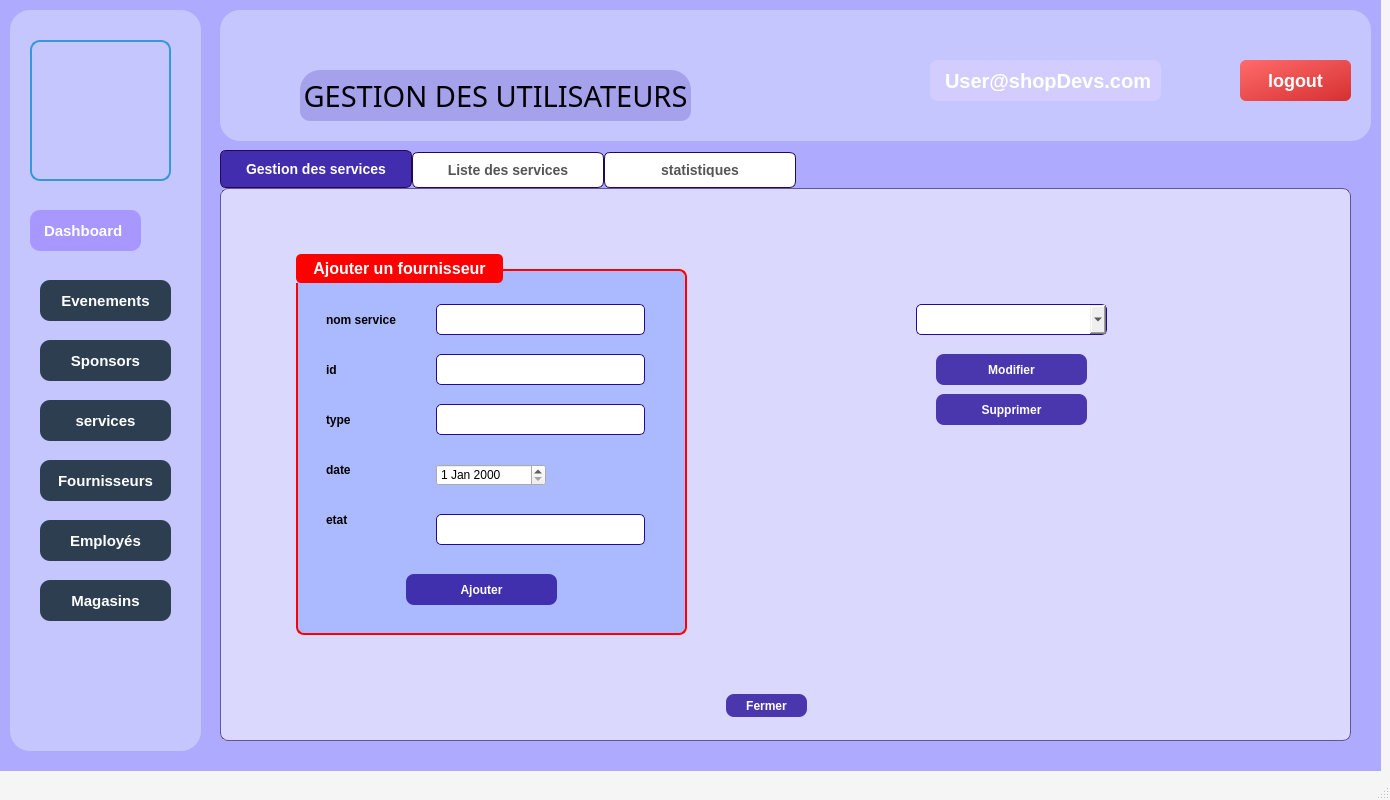
Above: mainwindow.ui from MontaCHOUIG/MallFlow before the change. Below: the same form after it.
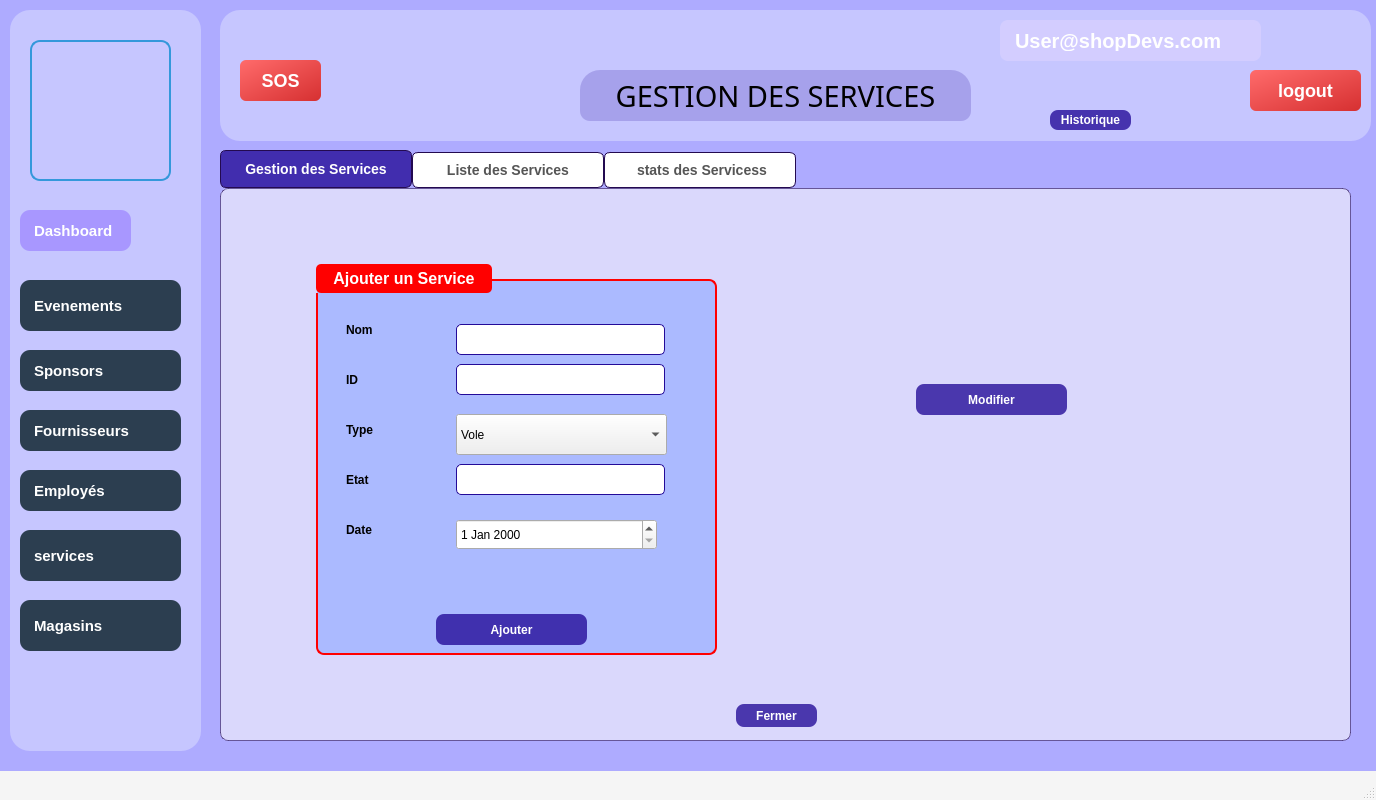
That is the form after the change. Icons and pictures are not drawn.

```diff
--- a/mainwindow.ui
+++ b/mainwindow.ui
@@ -6,7 +6,7 @@
    <rect>
     <x>0</x>
     <y>0</y>
-    <width>1390</width>
+    <width>1376</width>
     <height>800</height>
    </rect>
   </property>
@@ -93,15 +93,15 @@
       <string notr="true"/>
      </property>
      <attribute name="title">
-      <string>Gestion des services</string>
+      <string>Gestion des Services</string>
      </attribute>
      <widget class="QGroupBox" name="Sp_GroupBox_2">
       <property name="geometry">
        <rect>
-        <x>70</x>
-        <y>60</y>
-        <width>391</width>
-        <height>381</height>
+        <x>90</x>
+        <y>70</y>
+        <width>401</width>
+        <height>391</height>
        </rect>
       </property>
       <property name="styleSheet">
@@ -127,7 +127,7 @@
 </string>
       </property>
       <property name="title">
-       <string>Ajouter un fournisseur</string>
+       <string>Ajouter un Service</string>
       </property>
       <widget class="QLabel" name="Sp_Label_Nom_2">
        <property name="geometry">
@@ -145,7 +145,7 @@
         </font>
        </property>
        <property name="text">
-        <string>id</string>
+        <string>ID</string>
        </property>
       </widget>
       <widget class="QLabel" name="Sp_Label_DA_2">
@@ -164,14 +164,14 @@
         </font>
        </property>
        <property name="text">
-        <string>etat</string>
+        <string>Date</string>
        </property>
       </widget>
       <widget class="QLineEdit" name="Sp_Line_Nom_2">
        <property name="geometry">
         <rect>
          <x>140</x>
-         <y>100</y>
+         <y>60</y>
          <width>209</width>
          <height>31</height>
         </rect>
@@ -186,28 +186,6 @@
 }</string>
        </property>
       </widget>
-      <widget class="QLineEdit" name="Sp_Line_ID_2">
-       <property name="geometry">
-        <rect>
-         <x>140</x>
-         <y>50</y>
-         <width>209</width>
-         <height>31</height>
-        </rect>
-       </property>
-       <property name="styleSheet">
-        <string notr="true">QLineEdit {
-		border: 1px solid #230a98;
-		border-radius: 5px;
-}
-QLineEdit:hover {
-		border: 1px solid #7359f0;
-}</string>
-       </property>
-       <property name="echoMode">
-        <enum>QLineEdit::EchoMode::Normal</enum>
-       </property>
-      </widget>
       <widget class="QLabel" name="Sp_Label_ID_2">
        <property name="geometry">
         <rect>
@@ -224,26 +202,7 @@
         </font>
        </property>
        <property name="text">
-        <string>nom service</string>
-       </property>
-      </widget>
-      <widget class="QLineEdit" name="Sp_Line_CIN_2">
-       <property name="geometry">
-        <rect>
-         <x>140</x>
-         <y>150</y>
-         <width>209</width>
-         <height>31</height>
-        </rect>
-       </property>
-       <property name="styleSheet">
-        <string notr="true">QLineEdit {
-		border: 1px solid #230a98;
-		border-radius: 5px;
-}
-QLineEdit:hover {
-		border: 1px solid #7359f0;
-}</string>
+        <string>Nom </string>
        </property>
       </widget>
       <widget class="QLabel" name="Sp_Label_CIN_2">
@@ -262,7 +221,7 @@
         </font>
        </property>
        <property name="text">
-        <string>type</string>
+        <string>Type</string>
        </property>
       </widget>
       <widget class="QLabel" name="Sp_Label_Email_2">
@@ -270,7 +229,7 @@
         <rect>
          <x>30</x>
          <y>200</y>
-         <width>121</width>
+         <width>99</width>
          <height>31</height>
         </rect>
        </property>
@@ -281,14 +240,14 @@
         </font>
        </property>
        <property name="text">
-        <string>date</string>
+        <string>Etat</string>
        </property>
       </widget>
       <widget class="QLineEdit" name="Sp_Line_Email_2">
        <property name="geometry">
         <rect>
          <x>140</x>
-         <y>260</y>
+         <y>200</y>
          <width>209</width>
          <height>31</height>
         </rect>
@@ -306,8 +265,8 @@
       <widget class="QPushButton" name="Sp_Button_Ajouter">
        <property name="geometry">
         <rect>
-         <x>110</x>
-         <y>320</y>
+         <x>120</x>
+         <y>350</y>
          <width>151</width>
          <height>31</height>
         </rect>
@@ -331,102 +290,74 @@
         <string>Ajouter</string>
        </property>
       </widget>
+      <widget class="QComboBox" name="comboBox">
+       <property name="geometry">
+        <rect>
+         <x>140</x>
+         <y>150</y>
+         <width>211</width>
+         <height>41</height>
+        </rect>
+       </property>
+       <item>
+        <property name="text">
+         <string>Vole</string>
+        </property>
+       </item>
+       <item>
+        <property name="text">
+         <string>Nettouyage</string>
+        </property>
+       </item>
+       <item>
+        <property name="text">
+         <string>Maintenance</string>
+        </property>
+       </item>
+       <item>
+        <property name="text">
+         <string>Perte</string>
+        </property>
+       </item>
+      </widget>
       <widget class="QDateEdit" name="dateEdit">
        <property name="geometry">
         <rect>
          <x>140</x>
-         <y>210</y>
-         <width>110</width>
-         <height>22</height>
+         <y>255</y>
+         <width>201</width>
+         <height>31</height>
         </rect>
        </property>
       </widget>
-     </widget>
-     <widget class="QPushButton" name="Sp_Button_Modifier">
-      <property name="geometry">
-       <rect>
-        <x>710</x>
-        <y>160</y>
-        <width>151</width>
-        <height>31</height>
-       </rect>
-      </property>
-      <property name="font">
-       <font>
-        <bold>true</bold>
-       </font>
-      </property>
-      <property name="styleSheet">
-       <string notr="true">QPushButton {
-background-color: rgba(35,10,152, 200);
-border-radius: 8px;
-color: white;
+      <widget class="QLineEdit" name="Sp_Line_ID_2">
+       <property name="geometry">
+        <rect>
+         <x>140</x>
+         <y>100</y>
+         <width>209</width>
+         <height>31</height>
+        </rect>
+       </property>
+       <property name="styleSheet">
+        <string notr="true">QLineEdit {
+		border: 1px solid #230a98;
+		border-radius: 5px;
 }
 QPushButton:hover {
 background-color: qlineargradient(spread:pad, x1:0, y1:0, x2:0, y2:1, stop:0 rgba(117, 201, 187, 200), stop:1 rgba(35,10,152, 200));
 }</string>
-      </property>
-      <property name="text">
-       <string>Modifier</string>
-      </property>
-     </widget>
-     <widget class="QPushButton" name="Sp_Button_Supprimer">
-      <property name="geometry">
-       <rect>
-        <x>710</x>
-        <y>200</y>
-        <width>151</width>
-        <height>31</height>
-       </rect>
-      </property>
-      <property name="font">
-       <font>
-        <bold>true</bold>
-       </font>
-      </property>
-      <property name="styleSheet">
-       <string notr="true">QPushButton {
-background-color: rgba(35,10,152, 200);
-border-radius: 8px;
-color: white;
-}
-QPushButton:hover {
-background-color: qlineargradient(spread:pad, x1:0, y1:0, x2:0, y2:1, stop:0 rgba(117, 201, 187, 200), stop:1 rgba(35,10,152, 200));
-}</string>
-      </property>
-      <property name="text">
-       <string>Supprimer</string>
-      </property>
-     </widget>
-     <widget class="QComboBox" name="Sp_Combo_IDs">
-      <property name="geometry">
-       <rect>
-        <x>690</x>
-        <y>110</y>
-        <width>191</width>
-        <height>31</height>
-       </rect>
-      </property>
-      <property name="styleSheet">
-       <string notr="true">QComboBox
-{
-    subcontrol-origin: padding;
-    subcontrol-position: top right;
-    selection-background-color: #111;
-    selection-color: yellow;
-    color: black;
-    border-style: solid;
-    border: 1px solid #230a98;
-    border-radius: 5;
-    padding: 1px 0px 1px 20px;
-}</string>
-      </property>
+       </property>
+       <property name="echoMode">
+        <enum>QLineEdit::EchoMode::Normal</enum>
+       </property>
+      </widget>
      </widget>
      <widget class="QPushButton" name="Sp_Button_Fermer_2">
       <property name="geometry">
        <rect>
-        <x>500</x>
-        <y>500</y>
+        <x>510</x>
+        <y>510</y>
         <width>81</width>
         <height>23</height>
        </rect>
@@ -466,6 +397,34 @@
        <string/>
       </property>
      </widget>
+     <widget class="QPushButton" name="Sp_Button_Modifier_3">
+      <property name="geometry">
+       <rect>
+        <x>690</x>
+        <y>190</y>
+        <width>151</width>
+        <height>31</height>
+       </rect>
+      </property>
+      <property name="font">
+       <font>
+        <bold>true</bold>
+       </font>
+      </property>
+      <property name="styleSheet">
+       <string notr="true">QPushButton {
+background-color: rgba(35,10,152, 200);
+border-radius: 8px;
+color: white;
+}
+QPushButton:hover {
+background-color: qlineargradient(spread:pad, x1:0, y1:0, x2:0, y2:1, stop:0 rgba(117, 201, 187, 200), stop:1 rgba(35,10,152, 200));
+}</string>
+      </property>
+      <property name="text">
+       <string>Modifier</string>
+      </property>
+     </widget>
      <zorder>label</zorder>
      <zorder>Sp_GroupBox_2</zorder>
      <zorder>Sp_Button_Modifier</zorder>
@@ -475,7 +434,7 @@
     </widget>
     <widget class="QWidget" name="tab_2">
      <attribute name="title">
-      <string>Liste des services</string>
+      <string>Liste des Services</string>
      </attribute>
      <widget class="QPushButton" name="Sp_Button_Tri_Nom">
       <property name="geometry">
@@ -723,7 +682,7 @@
     </widget>
     <widget class="QWidget" name="tab_3">
      <attribute name="title">
-      <string>statistiques</string>
+      <string> stats des Servicess</string>
      </attribute>
      <widget class="QPushButton" name="pushButton_7">
       <property name="geometry">
@@ -887,7 +846,7 @@
     <widget class="QLabel" name="label_9">
      <property name="geometry">
       <rect>
-       <x>20</x>
+       <x>10</x>
        <y>200</y>
        <width>111</width>
        <height>41</height>
@@ -911,17 +870,17 @@
       <string>Dashboard</string>
      </property>
     </widget>
-    <widget class="QPushButton" name="pushButton_2">
+    <widget class="QLabel" name="label_10">
      <property name="geometry">
       <rect>
-       <x>30</x>
-       <y>270</y>
-       <width>131</width>
+       <x>10</x>
+       <y>460</y>
+       <width>161</width>
        <height>41</height>
       </rect>
      </property>
      <property name="styleSheet">
-      <string notr="true">QPushButton {
+      <string notr="true">QLabel {
     color: white;
     background-color: #2c3e50; /* Dark blue */
     font-size: 15px;
@@ -931,26 +890,24 @@
     text-align: center;
     text-shadow: 2px 2px 5px rgba(0, 0, 0, 0.5); /* Adds a shadow effect */
 }
-QPushButton:hover {
-background-color: qlineargradient(spread:pad, x1:0, y1:0, x2:0, y2:1, stop:0 rgba(117, 201, 187, 200), stop:1 rgba(35,10,152, 200));
-}
+
 </string>
      </property>
      <property name="text">
-      <string>Evenements</string>
+      <string>Employés</string>
      </property>
     </widget>
-    <widget class="QPushButton" name="pushButton_8">
+    <widget class="QLabel" name="label_11">
      <property name="geometry">
       <rect>
-       <x>30</x>
-       <y>330</y>
-       <width>131</width>
+       <x>10</x>
+       <y>340</y>
+       <width>161</width>
        <height>41</height>
       </rect>
      </property>
      <property name="styleSheet">
-      <string notr="true">QPushButton {
+      <string notr="true">QLabel {
     color: white;
     background-color: #2c3e50; /* Dark blue */
     font-size: 15px;
@@ -970,17 +927,17 @@
       <string>Sponsors</string>
      </property>
     </widget>
-    <widget class="QPushButton" name="pushButton_6">
+    <widget class="QLabel" name="label_12">
      <property name="geometry">
       <rect>
-       <x>30</x>
-       <y>390</y>
-       <width>131</width>
+       <x>10</x>
+       <y>400</y>
+       <width>161</width>
        <height>41</height>
       </rect>
      </property>
      <property name="styleSheet">
-      <string notr="true">QPushButton {
+      <string notr="true">QLabel {
     color: white;
     background-color: #2c3e50; /* Dark blue */
     font-size: 15px;
@@ -989,39 +946,6 @@
     border-radius: 10px;
     text-align: center;
     text-shadow: 2px 2px 5px rgba(0, 0, 0, 0.5); /* Adds a shadow effect */
-}
-QPushButton:hover {
-background-color: qlineargradient(spread:pad, x1:0, y1:0, x2:0, y2:1, stop:0 rgba(117, 201, 187, 200), stop:1 rgba(35,10,152, 200));
-}
-
-</string>
-     </property>
-     <property name="text">
-      <string>services</string>
-     </property>
-    </widget>
-    <widget class="QPushButton" name="pushButton_5">
-     <property name="geometry">
-      <rect>
-       <x>30</x>
-       <y>450</y>
-       <width>131</width>
-       <height>41</height>
-      </rect>
-     </property>
-     <property name="styleSheet">
-      <string notr="true">QPushButton {
-    color: white;
-    background-color: #2c3e50; /* Dark blue */
-    font-size: 15px;
-    font-weight: bold;
-    padding: 10px;
-    border-radius: 10px;
-    text-align: center;
-    text-shadow: 2px 2px 5px rgba(0, 0, 0, 0.5); /* Adds a shadow effect */
-}
-QPushButton:hover {
-background-color: qlineargradient(spread:pad, x1:0, y1:0, x2:0, y2:1, stop:0 rgba(117, 201, 187, 200), stop:1 rgba(35,10,152, 200));
 }
 
 </string>
@@ -1030,17 +954,17 @@
       <string>Fournisseurs</string>
      </property>
     </widget>
-    <widget class="QPushButton" name="pushButton_4">
+    <widget class="QLabel" name="label_13">
      <property name="geometry">
       <rect>
-       <x>30</x>
-       <y>510</y>
-       <width>131</width>
-       <height>41</height>
+       <x>10</x>
+       <y>520</y>
+       <width>161</width>
+       <height>51</height>
       </rect>
      </property>
      <property name="styleSheet">
-      <string notr="true">QPushButton {
+      <string notr="true">QLabel {
     color: white;
     background-color: #2c3e50; /* Dark blue */
     font-size: 15px;
@@ -1057,20 +981,20 @@
 </string>
      </property>
      <property name="text">
-      <string>Employés</string>
+      <string>services</string>
      </property>
     </widget>
-    <widget class="QPushButton" name="pushButton_3">
+    <widget class="QLabel" name="label_14">
      <property name="geometry">
       <rect>
-       <x>30</x>
-       <y>570</y>
-       <width>131</width>
-       <height>41</height>
+       <x>10</x>
+       <y>590</y>
+       <width>161</width>
+       <height>51</height>
       </rect>
      </property>
      <property name="styleSheet">
-      <string notr="true">QPushButton {
+      <string notr="true">QLabel {
     color: white;
     background-color: #2c3e50; /* Dark blue */
     font-size: 15px;
@@ -1090,6 +1014,33 @@
       <string>Magasins</string>
      </property>
     </widget>
+    <widget class="QLabel" name="label_15">
+     <property name="geometry">
+      <rect>
+       <x>10</x>
+       <y>270</y>
+       <width>161</width>
+       <height>51</height>
+      </rect>
+     </property>
+     <property name="styleSheet">
+      <string notr="true">QLabel {
+    color: white;
+    background-color: #2c3e50; /* Dark blue */
+    font-size: 15px;
+    font-weight: bold;
+    padding: 10px;
+    border-radius: 10px;
+    text-align: center;
+    text-shadow: 2px 2px 5px rgba(0, 0, 0, 0.5); /* Adds a shadow effect */
+}
+
+</string>
+     </property>
+     <property name="text">
+      <string>Evenements</string>
+     </property>
+    </widget>
    </widget>
    <widget class="QFrame" name="frame_2">
     <property name="geometry">
@@ -1113,9 +1064,9 @@
     <widget class="QLabel" name="label_6">
      <property name="geometry">
       <rect>
-       <x>710</x>
-       <y>50</y>
-       <width>231</width>
+       <x>780</x>
+       <y>10</y>
+       <width>261</width>
        <height>41</height>
       </rect>
      </property>
@@ -1138,7 +1089,7 @@
     <widget class="QLabel" name="Sp_Label_Titre">
      <property name="geometry">
       <rect>
-       <x>80</x>
+       <x>360</x>
        <y>60</y>
        <width>391</width>
        <height>51</height>
@@ -1156,7 +1107,7 @@
 border-bottom-right-radius: 10px;</string>
      </property>
      <property name="text">
-      <string>GESTION DES UTILISATEURS</string>
+      <string>GESTION DES SERVICES</string>
      </property>
      <property name="alignment">
       <set>Qt::AlignmentFlag::AlignCenter</set>
@@ -1165,8 +1116,8 @@
     <widget class="QLabel" name="label_8">
      <property name="geometry">
       <rect>
-       <x>960</x>
-       <y>50</y>
+       <x>1070</x>
+       <y>10</y>
        <width>41</width>
        <height>41</height>
       </rect>
@@ -1181,8 +1132,8 @@
     <widget class="QPushButton" name="pushButton">
      <property name="geometry">
       <rect>
-       <x>1020</x>
-       <y>50</y>
+       <x>1030</x>
+       <y>60</y>
        <width>111</width>
        <height>41</height>
       </rect>
@@ -1211,6 +1162,67 @@
       <string>logout</string>
      </property>
     </widget>
+    <widget class="QPushButton" name="Sp_Button_Modifier_2">
+     <property name="geometry">
+      <rect>
+       <x>830</x>
+       <y>100</y>
+       <width>81</width>
+       <height>20</height>
+      </rect>
+     </property>
+     <property name="font">
+      <font>
+       <bold>true</bold>
+      </font>
+     </property>
+     <property name="styleSheet">
+      <string notr="true">QPushButton {
+background-color: rgba(35,10,152, 200);
+border-radius: 8px;
+color: white;
+}
+QPushButton:hover {
+background-color: qlineargradient(spread:pad, x1:0, y1:0, x2:0, y2:1, stop:0 rgba(117, 201, 187, 200), stop:1 rgba(35,10,152, 200));
+}</string>
+     </property>
+     <property name="text">
+      <string>Historique</string>
+     </property>
+    </widget>
+    <widget class="QPushButton" name="pushButton_2">
+     <property name="geometry">
+      <rect>
+       <x>20</x>
+       <y>50</y>
+       <width>81</width>
+       <height>41</height>
+      </rect>
+     </property>
+     <property name="styleSheet">
+      <string notr="true">QPushButton {
+    background: qlineargradient(x1:0, y1:0, x2:1, y2:1, stop:0 #ff6b6b, stop:1 #d63031);
+    color: white;
+    font-size: 18px;
+    font-weight: bold;
+    padding: 10px 20px;
+    border-radius: 6px;
+    border: none;
+}
+
+QPushButton:hover {
+    background: qlineargradient(x1:0, y1:0, x2:1, y2:1, stop:0 #ff5252, stop:1 #b71c1c);
+}
+
+QPushButton:pressed {
+    background: #b71c1c;
+}
+</string>
+     </property>
+     <property name="text">
+      <string>SOS</string>
+     </property>
+    </widget>
    </widget>
    <zorder>Bg_imzge</zorder>
    <zorder>tabWidget</zorder>
```
Left out of the diff: 94 changed lines with no effect on the pictures.
